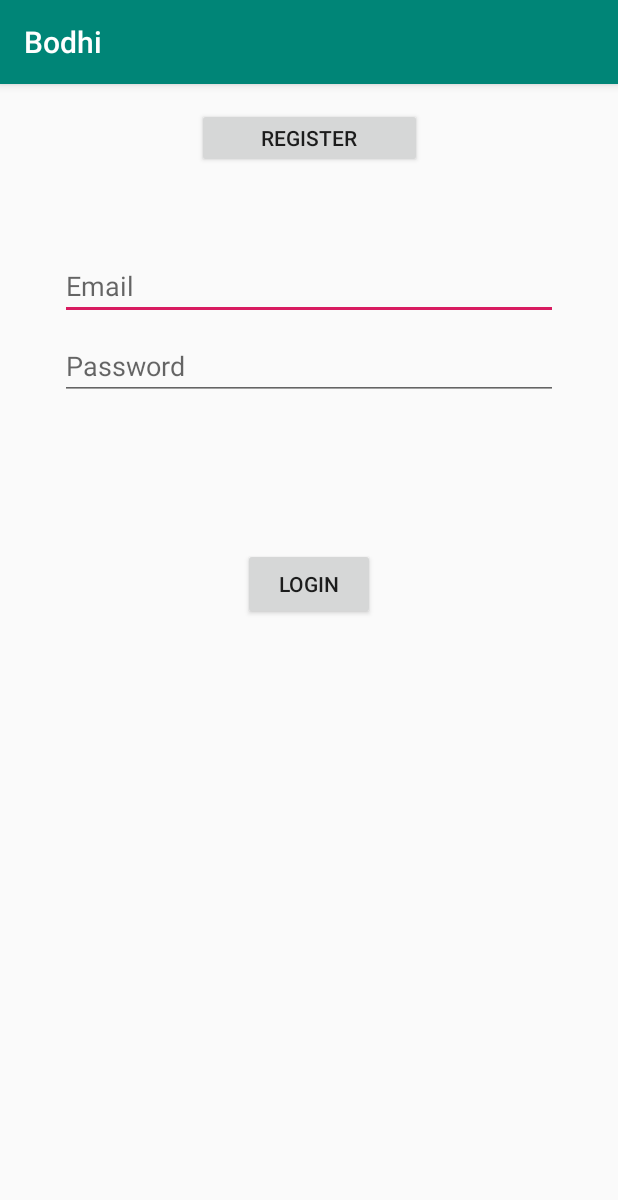
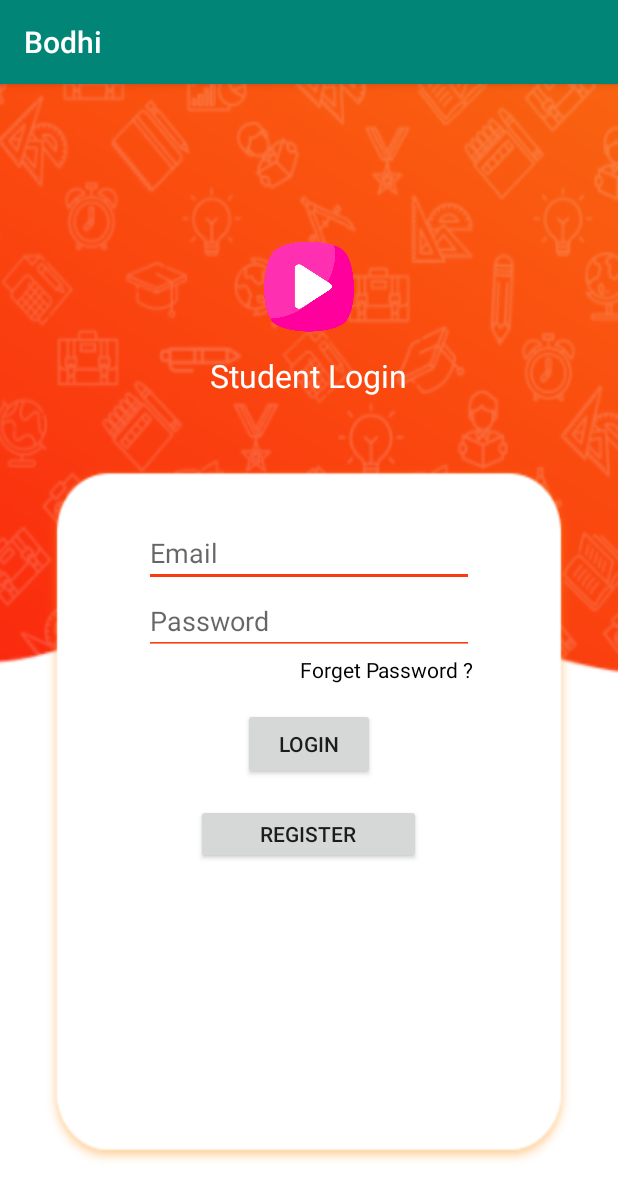
Before and after one commit to Sumithkr/Bodhi, an Android app: the LoginActivity screen opened directly, with no data from a screen before it, on a phone screen of 412 x 824 dp. Shown: the top 1200 px of the screen. Run offline under Robolectric (Android 15) with nearby library versions, the phone set to English and light mode, and no system bars.

Commit message:
Push "Sumith"

```diff
--- a/app/src/main/java/com/bia/bodhi/Student/HomePageRecyclerAdapter.java
+++ b/app/src/main/java/com/bia/bodhi/Student/HomePageRecyclerAdapter.java
@@ -43,11 +43,10 @@ public class HomePageRecyclerAdapter extends RecyclerView.Adapter<HomePageRecycl
 
     @Override
     public void onBindViewHolder(ViewHolder holder, final int position) {
-        Log.d(TAG, "onBindViewHolder: called.");
+        Log.e(TAG, "onBindViewHolder: called.");
 
         RequestOptions requestOptions= new RequestOptions();
         requestOptions.error(R.drawable.ic_launcher_background);
-
 
         Glide.with(mContext)
                 .load(mImageUrls.get(position))
--- a/app/src/main/res/layout/activity_login.xml
+++ b/app/src/main/res/layout/activity_login.xml
@@ -1,61 +1,105 @@
 <?xml version="1.0" encoding="utf-8"?>
-<androidx.constraintlayout.widget.ConstraintLayout xmlns:android="http://schemas.android.com/apk/res/android"
+<LinearLayout xmlns:android="http://schemas.android.com/apk/res/android"
     xmlns:app="http://schemas.android.com/apk/res-auto"
     xmlns:tools="http://schemas.android.com/tools"
     android:id="@+id/container"
+    android:orientation="vertical"
+    android:gravity="center_horizontal"
+    android:background="@drawable/Login_BG"
     android:layout_width="match_parent"
-    android:layout_height="match_parent"
-    android:paddingLeft="@dimen/activity_horizontal_margin"
-    android:paddingTop="@dimen/activity_vertical_margin"
-    android:paddingRight="@dimen/activity_horizontal_margin"
-    android:paddingBottom="@dimen/activity_vertical_margin">
+    android:layout_height="match_parent">
+
+    <LinearLayout
+
+        android:layout_width="match_parent"
+        android:layout_height="250dp"
+        android:gravity="center_horizontal"
+        android:orientation="vertical">
+
+        <ImageView
+
+            android:layout_width="60dp"
+            android:layout_height="170dp"
+            android:paddingTop="100dp"
+            android:src="@drawable/category_video_icon"/>
+
+
+        <TextView
+
+            android:layout_width="wrap_content"
+            android:layout_height="wrap_content"
+            android:textColor="@color/White"
+            android:text="Student Login"
+            android:paddingTop="10dp"
+            android:textSize="21sp" />
+
+    </LinearLayout>
+
+    <LinearLayout
+
+        android:layout_width="match_parent"
+        android:layout_height="150dp"
+        android:gravity="center_horizontal"
+        android:orientation="vertical">
 
         <EditText
+
             android:id="@+id/username"
-        android:layout_width="0dp"
+            android:layout_width="220dp"
             android:layout_height="wrap_content"
-        android:layout_marginStart="24dp"
-        android:layout_marginTop="96dp"
-        android:layout_marginEnd="24dp"
-
             android:hint="Email"
+            android:selectAllOnFocus="true"
+            android:paddingTop="50dp"
             android:inputType="textEmailAddress"
-        android:selectAllOnFocus="true"
-        app:layout_constraintEnd_toEndOf="parent"
-        app:layout_constraintStart_toStartOf="parent"
-        app:layout_constraintTop_toTopOf="parent" />
+            app:backgroundTint="@color/MainTheme"/>
 
         <EditText
+
             android:id="@+id/password"
-        android:layout_width="0dp"
+            android:layout_width="220dp"
+            android:paddingTop="10dp"
             android:layout_height="wrap_content"
-        android:layout_marginStart="24dp"
-        android:layout_marginTop="8dp"
-        android:layout_marginEnd="24dp"
-
             android:hint="Password"
-        android:imeOptions="actionDone"
             android:inputType="textPassword"
             android:selectAllOnFocus="true"
-        app:layout_constraintEnd_toEndOf="parent"
-        app:layout_constraintStart_toStartOf="parent"
-        app:layout_constraintTop_toBottomOf="@+id/username" />
+            app:backgroundTint="@color/MainTheme"/>
+
+        <LinearLayout
+
+            android:layout_width="220dp"
+            android:layout_height="match_parent"
+            android:gravity="end">
+
+            <TextView
+
+                android:layout_width="wrap_content"
+                android:layout_height="wrap_content"
+                android:textColor="@color/Black"
+                android:text="Forget Password ?"
+                android:textSize="14sp" />
+
+
+        </LinearLayout>
+
+    </LinearLayout>
+
+    <LinearLayout
+
+        android:layout_width="match_parent"
+        android:layout_height="80dp"
+        android:gravity="center"
+        android:orientation="vertical">
+
 
         <Button
+
             android:id="@+id/login"
             android:layout_width="wrap_content"
             android:layout_height="wrap_content"
-        android:layout_gravity="start"
-        android:layout_marginStart="48dp"
-        android:layout_marginTop="16dp"
-        android:layout_marginEnd="48dp"
-        android:layout_marginBottom="64dp"
-        android:text="Login"
-        app:layout_constraintBottom_toBottomOf="parent"
-        app:layout_constraintEnd_toEndOf="parent"
-        app:layout_constraintStart_toStartOf="parent"
-        app:layout_constraintTop_toBottomOf="@+id/password"
-        app:layout_constraintVertical_bias="0.2" />
+            android:text="Login" />
+
+
+    </LinearLayout>
 
     <ProgressBar
         android:id="@+id/loading"
@@ -84,4 +128,4 @@
         app:layout_constraintStart_toStartOf="parent"
         app:layout_constraintTop_toTopOf="parent"/>
 
-</androidx.constraintlayout.widget.ConstraintLayout>
+</LinearLayout>
--- a/app/src/main/res/layout/home_recycler_listview.xml
+++ b/app/src/main/res/layout/home_recycler_listview.xml
@@ -3,7 +3,8 @@
     xmlns:android="http://schemas.android.com/apk/res/android"
     xmlns:app="http://schemas.android.com/apk/res-auto"
     android:orientation="vertical"
-    android:layout_width="match_parent"
+    android:gravity="center_horizontal"
+    android:layout_width="130dp"
     android:layout_height="match_parent">
 
 
--- a/app/src/main/res/values/colors.xml
+++ b/app/src/main/res/values/colors.xml
@@ -4,4 +4,7 @@
     <color name="colorPrimaryDark">#00574B</color>
     <color name="colorAccent">#D81B60</color>
     <color name="supporting">#FCB672</color>
+    <color name= "White">#fff</color>
+    <color name= "MainTheme">#fa3a0f</color>
+    <color name= "Black">#000</color>
 </resources>
```
Also changed, not shown: app/build.gradle (+6 -5 lines), app/src/main/AndroidManifest.xml (+7 -0 lines), app/src/main/java/com/bia/bodhi/Student/HomePage.java (+64 -2 lines), app/src/main/res/drawable/Login_BG.png (added), app/src/main/res/drawable/Regis_BG.png (added), app/src/main/res/drawable/category_video_icon.png (added). Lines whose indentation alone changed are shown as unchanged.
